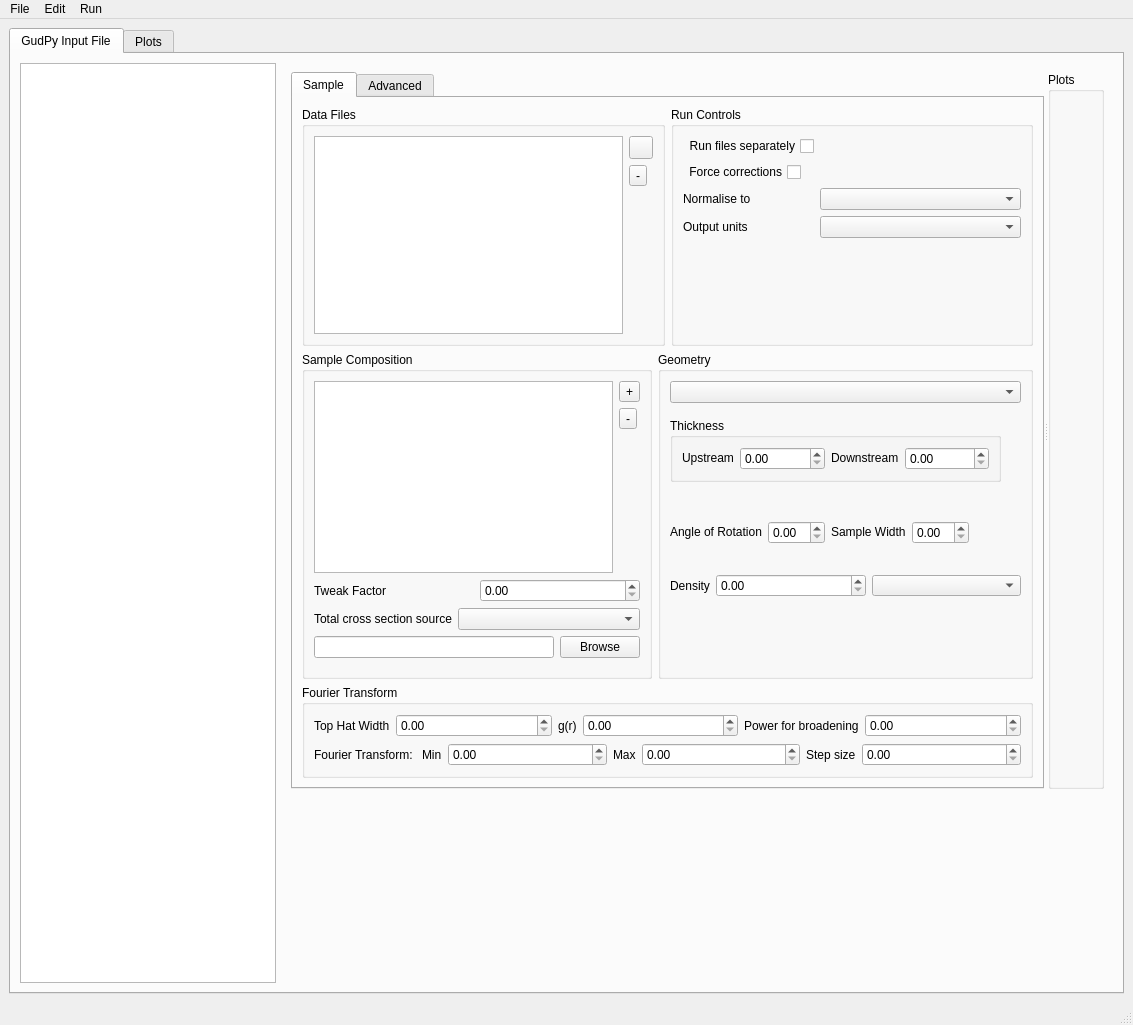
Qt form src/gui/widgets/ui_files/mainWindow.ui (disorderedmaterials/GudPy) before a commit.
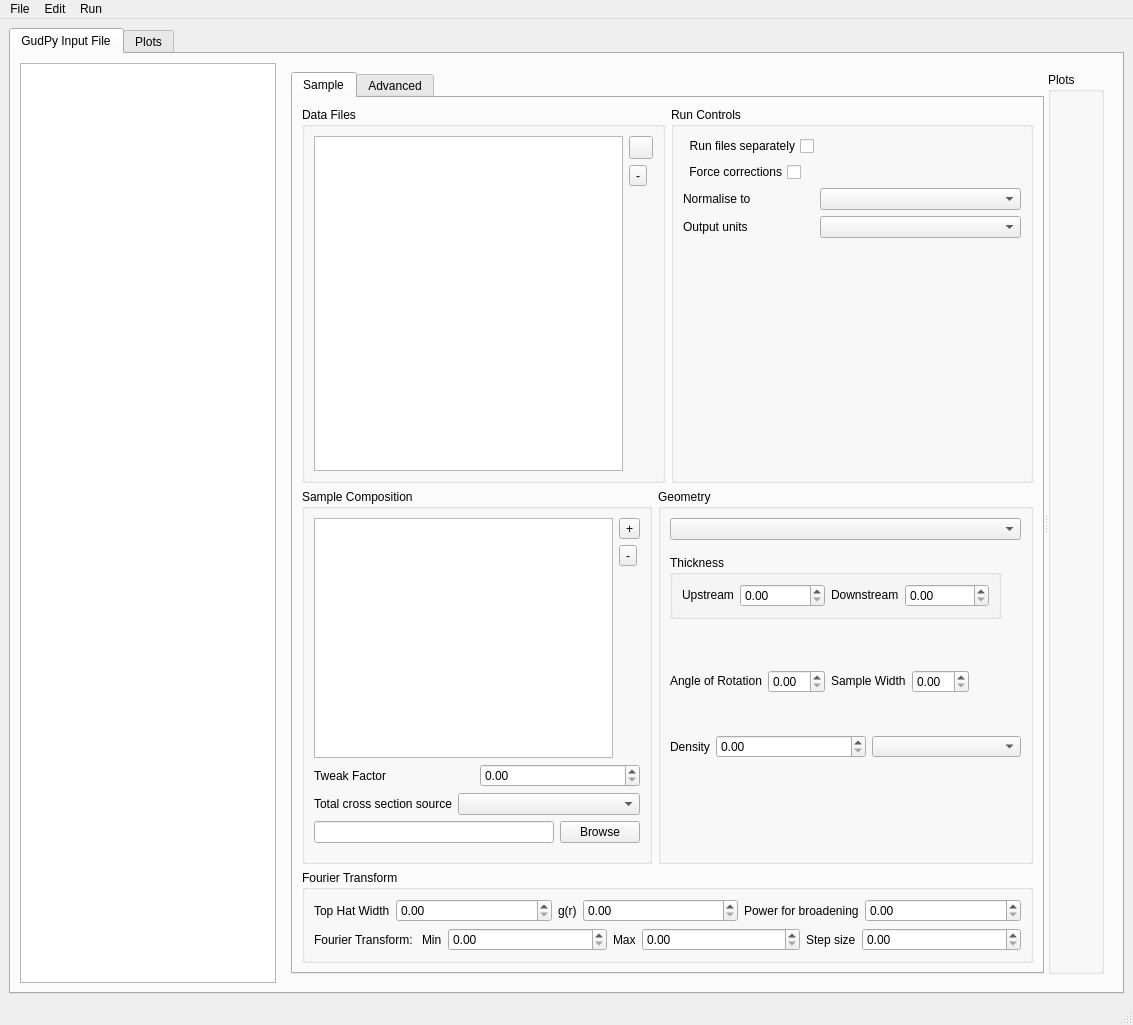
The same form after that commit. The open tabs and pages were chosen to show the change. Icons and pictures are not drawn. Custom widgets are drawn as their Qt base class.

Commit message: feat: plots for single sample and all samples.

The edit to the form file:
```diff
--- a/src/gui/widgets/ui_files/mainWindow.ui
+++ b/src/gui/widgets/ui_files/mainWindow.ui
@@ -5228,37 +5228,10 @@
                  <property name="title">
                   <string>Plots</string>
                  </property>
-                 <layout class="QVBoxLayout" name="samplePlotLayout">
-                  <item>
-                   <spacer name="verticalSpacer_20">
-                    <property name="orientation">
-                     <enum>Qt::Vertical</enum>
-                    </property>
-                    <property name="sizeHint" stdset="0">
-                     <size>
-                      <width>20</width>
-                      <height>676</height>
-                     </size>
-                    </property>
-                   </spacer>
-                  </item>
-                 </layout>
+                 <layout class="QVBoxLayout" name="samplePlotLayout"/>
                 </widget>
                </widget>
               </item>
-              <item>
-               <spacer name="verticalSpacer_16">
-                <property name="orientation">
-                 <enum>Qt::Vertical</enum>
-                </property>
-                <property name="sizeHint" stdset="0">
-                 <size>
-                  <width>20</width>
-                  <height>174</height>
-                 </size>
-                </property>
-               </spacer>
-              </item>
              </layout>
             </widget>
             <widget class="QWidget" name="containerPage">
```
Left out of the diff: 3 changed lines with no effect on the pictures. The commit also changes 2 other files.
